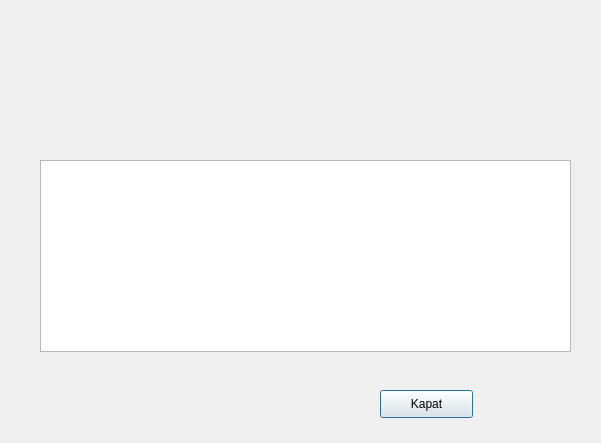
Above: Desktop/qt_projeler/tekno_market2/TKN_Market/UI/ListeFormlari/tkntumparcalistesi.ui from asirkacar/okulprojesi before the change. Below: the same form after it.
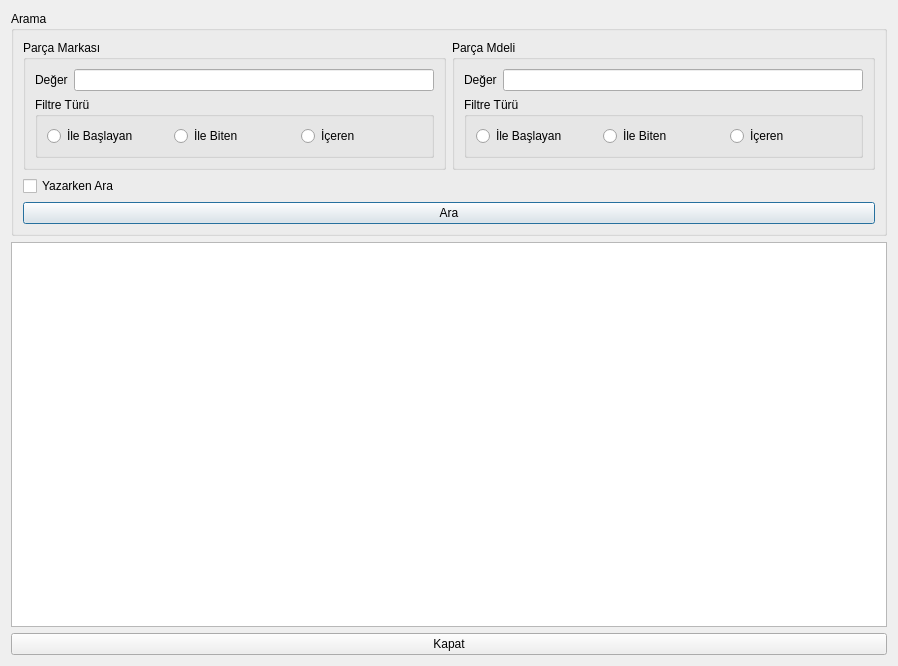
That is the form after the change.

What changed in the file:
```diff
--- a/Desktop/qt_projeler/tekno_market2/TKN_Market/UI/ListeFormlari/tkntumparcalistesi.ui
+++ b/Desktop/qt_projeler/tekno_market2/TKN_Market/UI/ListeFormlari/tkntumparcalistesi.ui
@@ -6,36 +6,173 @@
    <rect>
     <x>0</x>
     <y>0</y>
-    <width>601</width>
-    <height>443</height>
+    <width>898</width>
+    <height>666</height>
    </rect>
   </property>
   <property name="windowTitle">
    <string>Dialog</string>
   </property>
-  <widget class="QTableWidget" name="tableWidget">
-   <property name="geometry">
-    <rect>
-     <x>40</x>
-     <y>160</y>
-     <width>531</width>
-     <height>192</height>
-    </rect>
-   </property>
-  </widget>
-  <widget class="QPushButton" name="pushButton">
-   <property name="geometry">
-    <rect>
-     <x>380</x>
-     <y>390</y>
-     <width>93</width>
-     <height>28</height>
-    </rect>
-   </property>
-   <property name="text">
-    <string>Kapat</string>
-   </property>
-  </widget>
+  <layout class="QVBoxLayout" name="verticalLayout_4">
+   <item>
+    <layout class="QVBoxLayout" name="verticalLayout_2">
+     <item>
+      <widget class="QGroupBox" name="groupBox">
+       <property name="title">
+        <string>Arama</string>
+       </property>
+       <layout class="QVBoxLayout" name="verticalLayout_5">
+        <item>
+         <layout class="QHBoxLayout" name="horizontalLayout_8">
+          <item>
+           <widget class="QGroupBox" name="groupBox_2">
+            <property name="title">
+             <string>Parça Markası</string>
+            </property>
+            <layout class="QVBoxLayout" name="verticalLayout">
+             <item>
+              <layout class="QHBoxLayout" name="horizontalLayout_3">
+               <item>
+                <widget class="QLabel" name="label">
+                 <property name="text">
+                  <string>Değer</string>
+                 </property>
+                </widget>
+               </item>
+               <item>
+                <widget class="QLineEdit" name="leParcaAdDegeri"/>
+               </item>
+              </layout>
+             </item>
+             <item>
+              <widget class="QGroupBox" name="groupBox_3">
+               <property name="title">
+                <string>Filtre Türü</string>
+               </property>
+               <layout class="QHBoxLayout" name="horizontalLayout_2">
+                <item>
+                 <layout class="QHBoxLayout" name="horizontalLayout">
+                  <item>
+                   <widget class="QRadioButton" name="rbParcaAdiIleBaslayan">
+                    <property name="text">
+                     <string>İle Başlayan</string>
+                    </property>
+                   </widget>
+                  </item>
+                  <item>
+                   <widget class="QRadioButton" name="rbParcaAdiIleBiten">
+                    <property name="text">
+                     <string>İle Biten</string>
+                    </property>
+                   </widget>
+                  </item>
+                  <item>
+                   <widget class="QRadioButton" name="rbParcaAdiIceren">
+                    <property name="text">
+                     <string>İçeren</string>
+                    </property>
+                   </widget>
+                  </item>
+                 </layout>
+                </item>
+               </layout>
+              </widget>
+             </item>
+            </layout>
+           </widget>
+          </item>
+          <item>
+           <widget class="QGroupBox" name="groupBox_4">
+            <property name="title">
+             <string>Parça Mdeli</string>
+            </property>
+            <layout class="QVBoxLayout" name="verticalLayout_3">
+             <item>
+              <layout class="QHBoxLayout" name="horizontalLayout_4">
+               <item>
+                <widget class="QLabel" name="label_2">
+                 <property name="text">
+                  <string>Değer</string>
+                 </property>
+                </widget>
+               </item>
+               <item>
+                <widget class="QLineEdit" name="leParcaModelDegeri"/>
+               </item>
+              </layout>
+             </item>
+             <item>
+              <widget class="QGroupBox" name="groupBox_5">
+               <property name="title">
+                <string>Filtre Türü</string>
+               </property>
+               <layout class="QHBoxLayout" name="horizontalLayout_5">
+                <item>
+                 <layout class="QHBoxLayout" name="horizontalLayout_7">
+                  <item>
+                   <widget class="QRadioButton" name="rbParcaModelIleBaslayan">
+                    <property name="text">
+                     <string>İle Başlayan</string>
+                    </property>
+                   </widget>
+                  </item>
+                  <item>
+                   <widget class="QRadioButton" name="rbParcaModelIleBiten">
+                    <property name="text">
+                     <string>İle Biten</string>
+                    </property>
+                   </widget>
+                  </item>
+                  <item>
+                   <widget class="QRadioButton" name="rbParcaModelIceren">
+                    <property name="text">
+                     <string>İçeren</string>
+                    </property>
+                   </widget>
+                  </item>
+                 </layout>
+                </item>
+               </layout>
+              </widget>
+             </item>
+            </layout>
+           </widget>
+          </item>
+         </layout>
+        </item>
+        <item>
+         <widget class="QCheckBox" name="cbYazarkenAra">
+          <property name="text">
+           <string>Yazarken Ara</string>
+          </property>
+         </widget>
+        </item>
+        <item>
+         <widget class="QPushButton" name="pushButton_2">
+          <property name="text">
+           <string>Ara</string>
+          </property>
+          <property name="autoRepeatDelay">
+           <number>300</number>
+          </property>
+         </widget>
+        </item>
+       </layout>
+      </widget>
+     </item>
+     <item>
+      <widget class="QTableWidget" name="tableWidget"/>
+     </item>
+     <item>
+      <widget class="QPushButton" name="pushButton">
+       <property name="text">
+        <string>Kapat</string>
+       </property>
+      </widget>
+     </item>
+    </layout>
+   </item>
+  </layout>
  </widget>
  <resources/>
  <connections>
```
Left out of the diff: 153 changed lines with no effect on the pictures.
